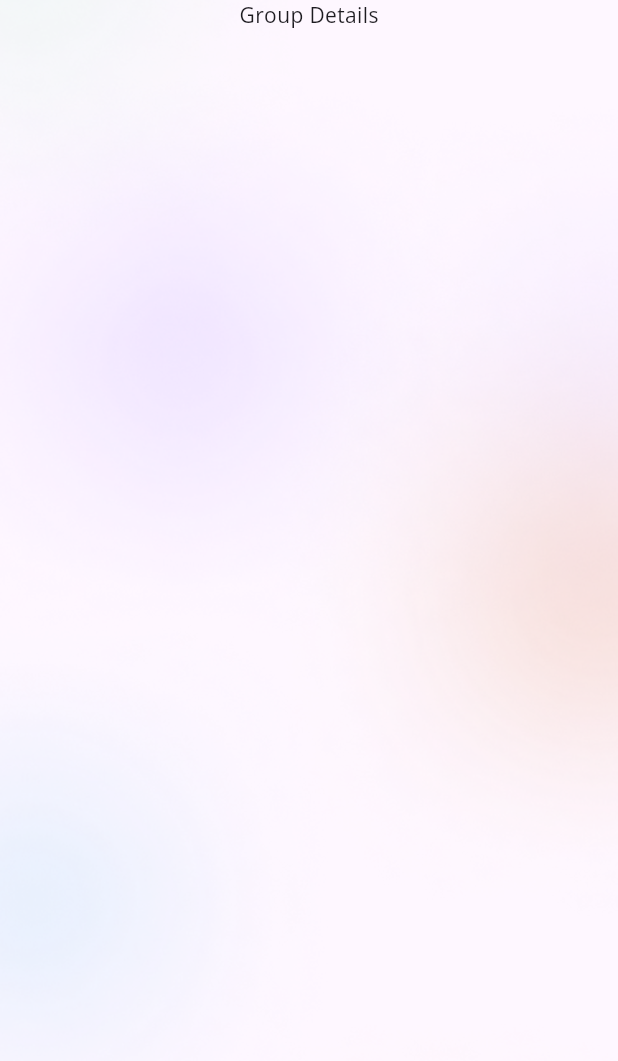
After one commit to ROUNAK-K-JHA-2002/budget-beam, a Flutter app: the GroupDetailsScreen screen opened by its route, on a phone screen of 412 x 824 dp. The commit adds this screen. Shown: the top 1061 px of the screen. Run offline on Flutter 3.47's test engine with Material 3 defaults, Android fonts, the phone set to English and light mode, and no system bars; our stand-ins replace cached_network_image, cloud_firestore, connectivity_plus, firebase_auth, firebase_core, flutter_dotenv and 13 more; missing offline and left inert: graphic; accounts and stored records are empty; generated files the repository leaves out were written again; network calls fail.

Commit message:
Cleaned code and group details screen

```diff
--- a/lib/components/banner_ads_widget.dart
+++ b/lib/components/banner_ads_widget.dart
@@ -29,7 +29,6 @@ class _BannerAdsWidgetState extends ConsumerState<BannerAdsWidget> {
   @override
   Widget build(BuildContext context) {
     final user = ref.watch(userNotifierProvider);
-    print(user);
     return bannerAd.responseInfo == null
         ? const SizedBox.shrink()
         : Container(
--- a/lib/components/settings.dart
+++ b/lib/components/settings.dart
@@ -149,7 +149,6 @@ class _SettingsState extends State<Settings> {
                             final isAppLocked =
                                 await storage.read(key: 'appLockEnabled') ??
                                     "false";
-                            print("isAppLocked: $isAppLocked");
                             final bool didAuthenticate = await authenticate(
                                 "Authenticate to enable app lock");
                             if (didAuthenticate) {
@@ -157,7 +156,6 @@ class _SettingsState extends State<Settings> {
                                   isAppLocked == "true" ? "false" : "true";
                               await storage.write(
                                   key: 'appLockEnabled', value: newLockStatus);
-                              print("newLockStatus: $newLockStatus");
                               appLockEnabled.value = newLockStatus == "true";
                             }
                           });
--- a/lib/provider/group_list_provider.dart
+++ b/lib/provider/group_list_provider.dart
@@ -9,7 +9,6 @@ class GroupNotifier extends StateNotifier<List<GroupModel>> {
   Future<List<GroupModel>> fetchGroupsByUserId(
       String userId, BuildContext context) async {
     final groups = await getGroupsByUserId(userId, context);
-    print(groups);
     state = groups;
     return groups;
   }
--- a/lib/routes/router.dart
+++ b/lib/routes/router.dart
@@ -5,6 +5,7 @@ import 'package:budgetbeam/screens/app_template.dart';
 import 'package:budgetbeam/screens/finance_details_screen.dart';
 import 'package:budgetbeam/screens/finance_screen.dart';
 import 'package:budgetbeam/screens/friend_requests.dart';
+import 'package:budgetbeam/screens/group_details_screen.dart';
 import 'package:budgetbeam/screens/login_screen.dart';
 import 'package:budgetbeam/screens/onboarding.dart';
 import 'package:budgetbeam/screens/profile_screen.dart';
@@ -24,6 +25,7 @@ Map<String, WidgetBuilder> appRoutes = {
   '/add-group': (context) => const AddGroup(),
   '/add-friend': (context) => const AddFriend(),
   '/friend-requests': (context) => const FriendRequestScreen(),
+  '/group-details': (context) => const GroupDetailsScreen(),
 };
 
 void navigateTo(BuildContext context, String route, Object? arguments) {
--- a/lib/screens/friend_requests.dart
+++ b/lib/screens/friend_requests.dart
@@ -104,7 +104,6 @@ class _FriendRequestScreenState extends ConsumerState<FriendRequestScreen> {
 
   @override
   Widget build(BuildContext context) {
-    print(friendRequests.length);
     return Scaffold(
       body: SafeArea(
         child: Container(
--- /dev/null
+++ b/lib/screens/group_details_screen.dart
@@ -0,0 +1,34 @@
+import 'package:flutter/material.dart';
+import 'package:responsive_sizer/responsive_sizer.dart';
+
+class GroupDetailsScreen extends StatefulWidget {
+  const GroupDetailsScreen({super.key});
+
+  @override
+  State<GroupDetailsScreen> createState() => _GroupDetailsScreenState();
+}
+
+class _GroupDetailsScreenState extends State<GroupDetailsScreen> {
+  @override
+  Widget build(BuildContext context) {
+    return Scaffold(
+      body: SafeArea(
+        child: Container(
+          width: 100.w,
+          height: 100.h,
+          decoration: const BoxDecoration(
+            image: DecorationImage(
+              image: AssetImage("assets/Images/bg.png"),
+              fit: BoxFit.cover,
+            ),
+          ),
+          child: Column(
+            children: [
+              Text("Group Details"),
+            ],
+          ),
+        ),
+      ),
+    );
+  }
+}
--- a/lib/screens/home_screen.dart
+++ b/lib/screens/home_screen.dart
@@ -9,7 +9,6 @@ import 'package:budgetbeam/services/user_services.dart';
 import 'package:budgetbeam/utils/colors.dart';
 import 'package:budgetbeam/utils/constants.dart';
 import 'package:cached_network_image/cached_network_image.dart';
-import 'package:firebase_auth/firebase_auth.dart';
 import 'package:flutter/material.dart';
 import 'package:flutter_riverpod/flutter_riverpod.dart';
 import 'package:flutter_svg/flutter_svg.dart';
@@ -49,7 +48,7 @@ class _HomeScreenState extends ConsumerState<HomeScreen> {
 
     WidgetsBinding.instance.addPostFrameCallback((_) {
       if (user == null) {
-        getUser(FirebaseAuth.instance.currentUser?.uid ?? '', context, ref);
+        getUser(context, ref);
       }
     });
 
@@ -64,8 +63,6 @@ class _HomeScreenState extends ConsumerState<HomeScreen> {
         return 'Good evening';
       }
     }
-
-    // print(budget);
 
     return Scaffold(
         // backgroundColor: Colors.black,
--- a/lib/screens/login_screen.dart
+++ b/lib/screens/login_screen.dart
@@ -27,7 +27,7 @@ class _LoginScreenState extends State<LoginScreen> {
       await signInWithGoogle();
       User? user = FirebaseAuth.instance.currentUser;
       if (user != null) {
-        UserModel? firebaseUser = await getUser(user.uid, context, ref);
+        UserModel? firebaseUser = await getUser(context, ref);
         if (firebaseUser == null) {
           createUser(
               UserModel(
--- a/lib/screens/profile_screen.dart
+++ b/lib/screens/profile_screen.dart
@@ -12,6 +12,7 @@ import 'package:cached_network_image/cached_network_image.dart';
 import 'package:firebase_auth/firebase_auth.dart';
 import 'package:flutter/material.dart';
 import 'package:flutter_riverpod/flutter_riverpod.dart';
+import 'package:google_sign_in/google_sign_in.dart';
 import 'package:responsive_sizer/responsive_sizer.dart';
 
 class ProfileScreen extends ConsumerStatefulWidget {
@@ -201,6 +202,7 @@ class _ProfileScreenState extends ConsumerState<ProfileScreen> {
                                     TextButton(
                                       onPressed: () {
                                         FirebaseAuth.instance.signOut();
+                                        GoogleSignIn().signOut();
                                         storage.deleteAll();
                                         Navigator.pushNamedAndRemoveUntil(
                                             context,
--- a/lib/services/group_services.dart
+++ b/lib/services/group_services.dart
@@ -31,7 +31,6 @@ void updateGroup(
 Future<List<GroupModel>> getGroupsByUserId(
     String userId, BuildContext context) async {
   try {
-    print("user ${userId}");
     QuerySnapshot querySnapshot =
         await FirebaseFirestore.instance.collection('groups').get();
 
@@ -62,12 +61,10 @@ void deleteGroup(String groupId, BuildContext context) {
 Future<List<FriendRequest>> getFriendRequests(
     String userEmail, BuildContext context) async {
   try {
-    print("userEmail: $userEmail");
     QuerySnapshot querySnapshot = await FirebaseFirestore.instance
         .collection('friend_requests')
         .where('reciever_email', isEqualTo: userEmail)
         .get();
-    print("querySnapshot: $querySnapshot");
     return querySnapshot.docs
         .map(
             (doc) => FriendRequest.fromJson(doc.data() as Map<String, dynamic>))
--- a/lib/services/sign_in.dart
+++ b/lib/services/sign_in.dart
@@ -13,8 +13,9 @@ Future<User?> signInWithAnonymously() async {
 
 Future<User?> signInWithGoogle() async {
   try {
-    final GoogleSignInAccount? googleSignInAccount =
-        await GoogleSignIn().signIn();
+    final GoogleSignInAccount? googleSignInAccount = await GoogleSignIn(
+      signInOption: SignInOption.standard,
+    ).signIn();
     final GoogleSignInAuthentication googleSignInAuthentication =
         await googleSignInAccount!.authentication;
     final AuthCredential credential = GoogleAuthProvider.credential(
```
Also changed, not shown: lib/components/analysis.dart (+3 -4 lines), lib/screens/add_group.dart (+16 -18 lines), lib/screens/friends_screen.dart (+8 -0 lines), lib/screens/group_screen.dart (+19 -8 lines), lib/services/user_services.dart (+13 -6 lines).
